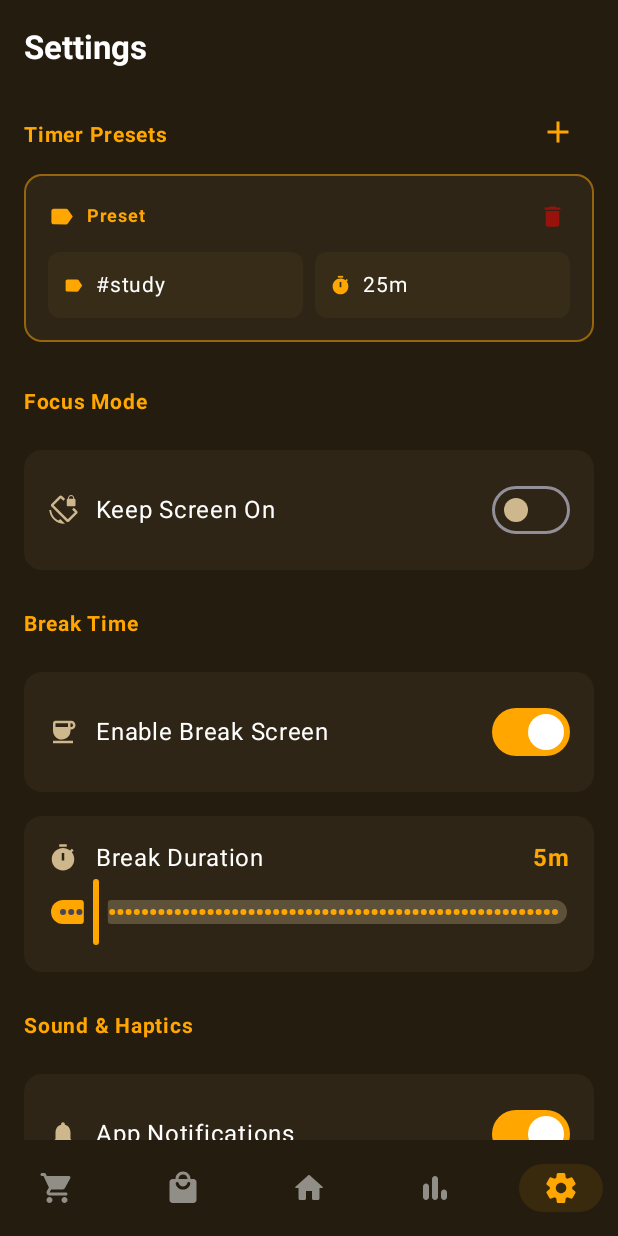
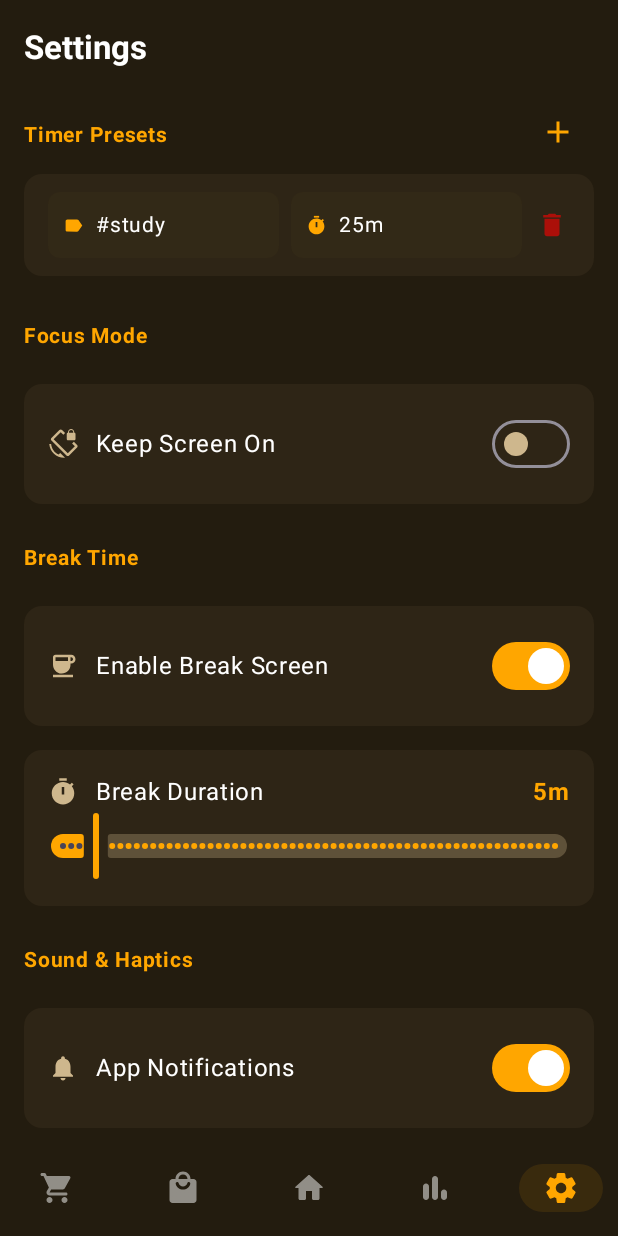
Before and after one commit to japygo/modakmodak, an Android app built with Jetpack Compose: the SettingsScreen screen opened through its navigation route, on a phone screen of 412 x 824 dp. Run offline under Robolectric (Android 15) with nearby library versions, the phone set to English and light mode, and no system bars; our stand-ins replace Room's generated code.

Commit message:
feat: 텍스트 최대 줄 제한 및 Ellipsis 처리 추가
- HomeScreen 버튼과 FilterChip 텍스트에 maxLines 및 TextOverflow.Ellipsis 설정
- SettingsScreen 프리셋 레이블에 텍스트 제한 및 Ellipsis 처리가 적용되도록 수정
- FocusScreen, StatsScreen의 주요 텍스트에도 동일한 제한 추가
- UI 간소화를 위해 불필요한 레이아웃 및 스타일 코드 정리
- 텍스트가 레이아웃을 벗어날 경우 올바르게 처리되도록 개선

```diff
--- a/app/src/main/java/com/japygo/modakmodak/ui/focus/FocusScreen.kt
+++ b/app/src/main/java/com/japygo/modakmodak/ui/focus/FocusScreen.kt
@@ -45,6 +45,7 @@ import androidx.compose.ui.input.pointer.pointerInput
 import androidx.compose.ui.res.painterResource
 import androidx.compose.ui.res.stringResource
 import androidx.compose.ui.text.font.FontWeight
+import androidx.compose.ui.text.style.TextOverflow
 import androidx.compose.ui.unit.dp
 import androidx.compose.ui.unit.sp
 import androidx.navigation.NavController
@@ -176,6 +177,8 @@ fun FocusScreen(
                         color = White.copy(alpha = 0.9f),
                         fontSize = 14.sp,
                         fontWeight = FontWeight.SemiBold,
+                        maxLines = 1,
+                        overflow = TextOverflow.Ellipsis,
                     )
                 }
             }
--- a/app/src/main/java/com/japygo/modakmodak/ui/home/HomeScreen.kt
+++ b/app/src/main/java/com/japygo/modakmodak/ui/home/HomeScreen.kt
@@ -46,6 +46,7 @@ import androidx.compose.ui.graphics.Brush
 import androidx.compose.ui.graphics.Color
 import androidx.compose.ui.res.stringResource
 import androidx.compose.ui.text.font.FontWeight
+import androidx.compose.ui.text.style.TextOverflow
 import androidx.compose.ui.unit.dp
 import androidx.compose.ui.unit.sp
 import androidx.navigation.NavController
@@ -173,6 +174,8 @@ fun HomeScreen(
                     colors = ButtonDefaults.buttonColors(containerColor = Color.Transparent),
                     contentPadding = PaddingValues(0.dp),
                     modifier = Modifier
+                        .fillMaxWidth()
+                        .padding(horizontal = 48.dp)
                         .height(56.dp)
                         .clip(RoundedCornerShape(28.dp))
                         .background(
@@ -187,6 +190,8 @@ fun HomeScreen(
                         fontSize = 18.sp,
                         fontWeight = FontWeight.Bold,
                         modifier = Modifier.padding(horizontal = 24.dp),
+                        maxLines = 1,
+                        overflow = TextOverflow.Ellipsis,
                     )
                 }
             }
@@ -265,7 +270,13 @@ fun PresetSelectionDialog(
                             FilterChip(
                                 selected = isSelected,
                                 onClick = { onPresetSelect(preset) },
-                                label = { Text("${preset.tag} (${preset.durationMinutes}m)") },
+                                label = {
+                                    Text(
+                                        text = "${preset.tag} (${preset.durationMinutes}m)",
+                                        maxLines = 1,
+                                        overflow = TextOverflow.Ellipsis
+                                    )
+                                },
                                 colors = FilterChipDefaults.filterChipColors(
                                     selectedContainerColor = FireOrange.copy(alpha = 0.2f),
                                     selectedLabelColor = FireOrange,
--- a/app/src/main/java/com/japygo/modakmodak/ui/settings/SettingsScreen.kt
+++ b/app/src/main/java/com/japygo/modakmodak/ui/settings/SettingsScreen.kt
@@ -64,6 +64,7 @@ import androidx.compose.ui.graphics.vector.ImageVector
 import androidx.compose.ui.platform.LocalContext
 import androidx.compose.ui.res.stringResource
 import androidx.compose.ui.text.font.FontWeight
+import androidx.compose.ui.text.style.TextOverflow
 import androidx.compose.ui.unit.dp
 import androidx.compose.ui.unit.sp
 import androidx.navigation.NavController
@@ -309,53 +310,24 @@ fun TimerPresetsSection(
                 colors = CardDefaults.cardColors(
                     containerColor = SurfaceDark,
                 ),
-                border = if (preset.isSelected) BorderStroke(
-                    1.dp,
-                    FireOrange.copy(alpha = 0.5f),
-                ) else null,
                 modifier = Modifier
                     .fillMaxWidth()
                     .padding(vertical = 4.dp),
             ) {
-                Column(modifier = Modifier.padding(16.dp)) {
+                Row(
+                    modifier = Modifier
+                        .fillMaxWidth()
+                        .padding(horizontal = 16.dp, vertical = 12.dp),
+                    horizontalArrangement = Arrangement.SpaceBetween,
+                    verticalAlignment = Alignment.CenterVertically,
+                ) {
                     Row(
-                        modifier = Modifier.fillMaxWidth(),
+                        modifier = Modifier.weight(1f),
                         verticalAlignment = Alignment.CenterVertically,
-                        horizontalArrangement = Arrangement.SpaceBetween,
+                        horizontalArrangement = Arrangement.spacedBy(8.dp)
                     ) {
-                        Row(verticalAlignment = Alignment.CenterVertically) {
-                            Icon(
-                                imageVector = Icons.Default.Label,
-                                contentDescription = null,
-                                tint = FireOrange,
-                                modifier = Modifier.size(18.dp),
-                            )
-                            Spacer(modifier = Modifier.width(8.dp))
-                            Text(
-                                stringResource(R.string.settings_preset_label),
-                                color = FireOrange,
-                                fontSize = 12.sp,
-                                fontWeight = FontWeight.Bold,
-                            )
-                        }
-                        IconButton(
-                            onClick = { onDeleteClick(preset) },
-                            modifier = Modifier.size(24.dp),
-                        ) {
-                            Icon(
-                                Icons.Default.Delete,
-                                contentDescription = "Delete",
-                                tint = Color.Red.copy(alpha = 0.5f),
-                                modifier = Modifier.size(18.dp),
-                            )
-                        }
-                    }
-
-                    Spacer(modifier = Modifier.height(12.dp))
-
-                    Row(modifier = Modifier.fillMaxWidth()) {
                         Surface(
-                            color = SurfaceHighlight.copy(alpha = if (preset.isSelected) 0.3f else 0.15f),
+                            color = SurfaceHighlight.copy(alpha = 0.15f),
                             shape = RoundedCornerShape(8.dp),
                             modifier = Modifier
                                 .weight(1f)
@@ -368,16 +340,22 @@ fun TimerPresetsSection(
                                 Icon(
                                     Icons.Default.Label,
                                     contentDescription = null,
-                                    tint = if (preset.isSelected) FireOrange else TextSecondary,
+                                    tint = FireOrange,
                                     modifier = Modifier.size(14.dp),
                                 )
                                 Spacer(modifier = Modifier.width(8.dp))
-                                Text(preset.tag, color = White, fontSize = 14.sp)
+                                Text(
+                                    text = preset.tag,
+                                    color = White,
+                                    fontSize = 14.sp,
+                                    maxLines = 1,
+                                    overflow = TextOverflow.Ellipsis
+                                )
                             }
                         }
-                        Spacer(modifier = Modifier.width(8.dp))
+
                         Surface(
-                            color = SurfaceHighlight.copy(alpha = if (preset.isSelected) 0.3f else 0.15f),
+                            color = SurfaceHighlight.copy(alpha = 0.15f),
                             shape = RoundedCornerShape(8.dp),
                             modifier = Modifier
                                 .weight(1f)
@@ -390,13 +368,27 @@ fun TimerPresetsSection(
                                 Icon(
                                     Icons.Default.Timer,
                                     contentDescription = null,
-                                    tint = if (preset.isSelected) FireOrange else TextSecondary,
+                                    tint = FireOrange,
                                     modifier = Modifier.size(14.dp),
                                 )
                                 Spacer(modifier = Modifier.width(8.dp))
                                 Text(timeString, color = White, fontSize = 14.sp)
                             }
                         }
+                    }
+
+                    Spacer(modifier = Modifier.width(8.dp))
+
+                    IconButton(
+                        onClick = { onDeleteClick(preset) },
+                        modifier = Modifier.size(24.dp),
+                    ) {
+                        Icon(
+                            imageVector = Icons.Default.Delete,
+                            contentDescription = "Delete",
+                            tint = Color.Red.copy(alpha = 0.6f),
+                            modifier = Modifier.size(20.dp),
+                        )
                     }
                 }
             }
--- a/app/src/main/java/com/japygo/modakmodak/ui/stats/StatsScreen.kt
+++ b/app/src/main/java/com/japygo/modakmodak/ui/stats/StatsScreen.kt
@@ -36,6 +36,7 @@ import androidx.compose.ui.draw.clip
 import androidx.compose.ui.graphics.Color
 import androidx.compose.ui.res.stringResource
 import androidx.compose.ui.text.font.FontWeight
+import androidx.compose.ui.text.style.TextOverflow
 import androidx.compose.ui.unit.dp
 import androidx.compose.ui.unit.sp
 import androidx.navigation.NavController
@@ -323,6 +324,8 @@ fun LogItemCard(log: StudyLog) {
                 text = title + if (!log.isSuccess) stringResource(R.string.stats_log_given_up_suffix) else "",
                 color = textColor,
                 fontWeight = FontWeight.Bold,
+                maxLines = 1,
+                overflow = TextOverflow.Ellipsis,
             )
             Text(date.format(formatter), color = TextSecondary, fontSize = 12.sp)
         }
```
